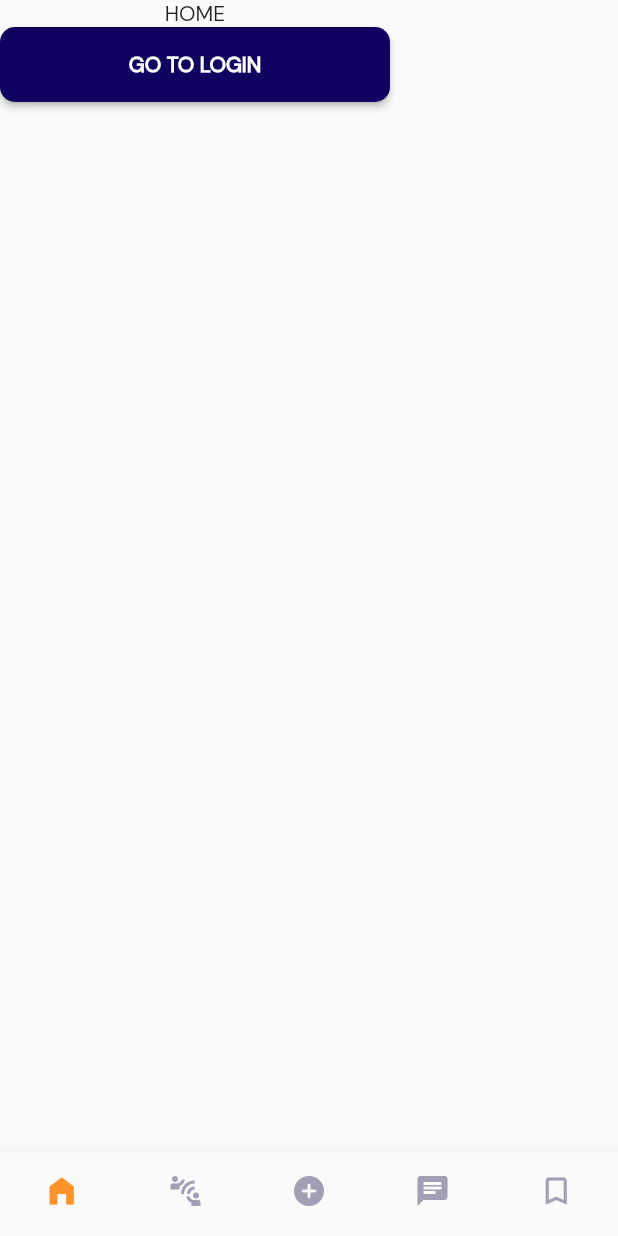
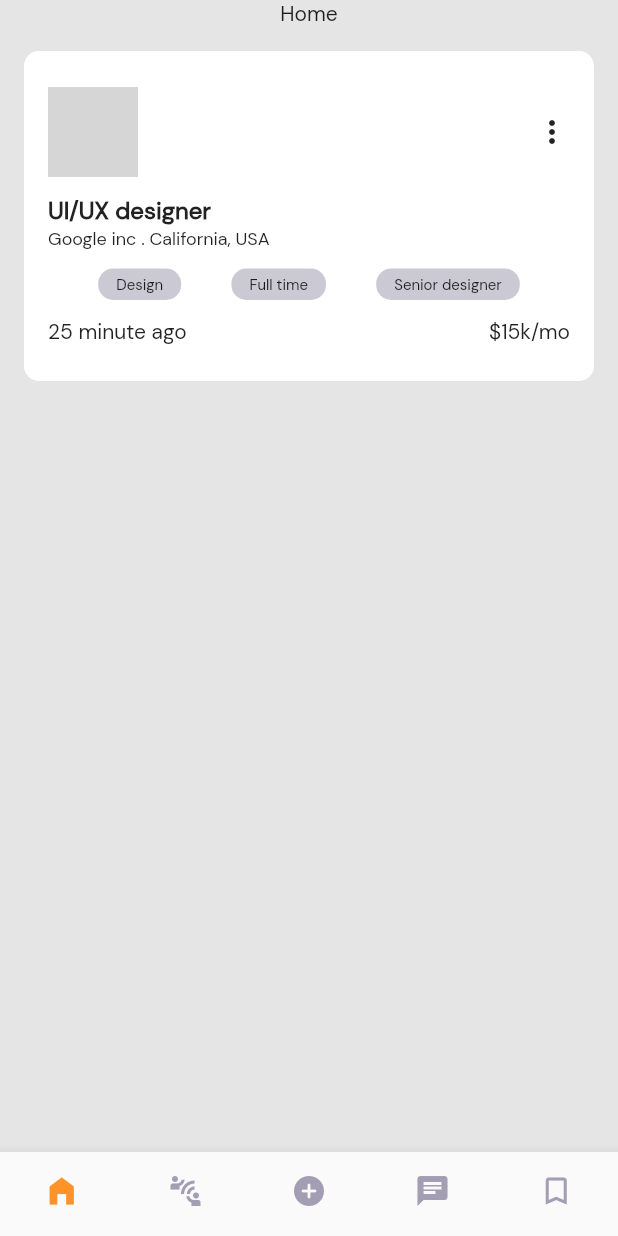
Before and after one commit to turbold10/Linkedin-clone, a Flutter app: the MainScreen screen opened by its route, on a phone screen of 412 x 824 dp. Run offline on Flutter 3.47's test engine with Material 2 defaults, Android fonts, the phone set to English and light mode, and no system bars; drawn by our look-alikes of cached_network_image; our stand-ins replace firebase_auth, firebase_core, get, shared_preferences; accounts and stored records are empty; network calls fail; grey boxes are pictures that could not be loaded.

Commit message:
added custom-job-card

```diff
--- a/lib/ui/custom_widgets/custom_avatar.dart
+++ b/lib/ui/custom_widgets/custom_avatar.dart
@@ -1,38 +1,32 @@
+import 'package:cached_network_image/cached_network_image.dart';
 import 'package:flutter/material.dart';
 
 class CustomAvatar extends StatelessWidget {
-  final double? size;
-  final Image? image;
-  final String? letter;
-  final IconData? icon;
-  final Color? background;
-  const CustomAvatar(
-      {Key? key,
-      this.size,
-      this.image,
-      this.letter,
-      this.icon,
-      this.background})
-      : super(key: key);
+  final String imageUrl;
+  final double radius;
+  const CustomAvatar({
+    Key? key,
+    required this.imageUrl,
+    required this.radius,
+  }) : super(key: key);
 
   @override
   Widget build(BuildContext context) {
-    return CircleAvatar(
-      backgroundColor: background,
-      child: SizedBox(
-        width: size,
-        height: size,
-        child: ClipOval(child: image),
+    return (Container(
+      width: radius * 2,
+      height: radius * 2,
+      decoration: BoxDecoration(
+        color: Colors.white,
+        borderRadius: BorderRadius.circular(radius),
       ),
-    );
-    // return Container(
-    //     width: size,
-    //     height: size,
-    //     alignment: Alignment.topLeft,
-    //     // color: background,
-
-    //     child: Circle(
-    //       decoration: BoxDecoration(shape: BoxShape.circle, color: background),
-    //     ));
+      child: ClipRRect(
+        borderRadius: BorderRadius.circular(radius),
+        child: CachedNetworkImage(
+          imageUrl: imageUrl,
+          placeholder: ((context, url) => const CircularProgressIndicator()),
+          fit: BoxFit.cover,
+        ),
+      ),
+    ));
   }
 }
--- a/lib/ui/custom_widgets/custom_bottom_sheet.dart
+++ b/lib/ui/custom_widgets/custom_bottom_sheet.dart
@@ -9,7 +9,7 @@ class CustomBottomSheet extends StatelessWidget {
   @override
   Widget build(BuildContext context) {
     return Container(
-        padding: EdgeInsets.all(30),
+        padding: const EdgeInsets.all(30),
         height: 310,
         child: Column(
           crossAxisAlignment: CrossAxisAlignment.stretch,
--- a/lib/ui/custom_widgets/custom_job_card.dart
+++ b/lib/ui/custom_widgets/custom_job_card.dart
@@ -1,18 +1,74 @@
 import 'package:flutter/material.dart';
 import 'package:linkedin/ui/custom_widgets/custom_avatar.dart';
+import 'package:linkedin/ui/custom_widgets/custom_text_card.dart';
+import 'package:linkedin/utils/constants/color_constants.dart';
+import 'package:linkedin/utils/constants/typography.dart';
 
 class CustomJobCard extends StatelessWidget {
-  const CustomJobCard({super.key});
+  final String imageUrl;
+  final double radius;
+  const CustomJobCard({
+    super.key,
+    required this.imageUrl,
+    required this.radius,
+  });
 
   @override
   Widget build(BuildContext context) {
     return Container(
-      width: 335,
-      color: Colors.amber,
-      child: CustomAvatar(
-        background: Colors.black,
-        size: 20,
-        image: Image.asset('./assets/images/gull.jpeg', fit: BoxFit.cover),
+      width: double.infinity,
+      margin: const EdgeInsets.all(16),
+      padding: const EdgeInsets.symmetric(vertical: 24, horizontal: 16),
+      decoration: BoxDecoration(
+        color: cardBackground,
+        borderRadius: BorderRadius.circular(10),
+      ),
+      child: Column(
+        crossAxisAlignment: CrossAxisAlignment.start,
+        children: [
+          Row(
+            mainAxisAlignment: MainAxisAlignment.spaceBetween,
+            children: [
+              CustomAvatar(
+                imageUrl: imageUrl,
+                radius: radius,
+              ),
+              const Icon(Icons.more_vert)
+            ],
+          ),
+          Container(
+            margin: const EdgeInsets.symmetric(vertical: 12),
+            child: Column(
+              crossAxisAlignment: CrossAxisAlignment.start,
+              children: const [
+                Text(
+                  'UI/UX designer',
+                  style: labelLarge,
+                ),
+                Text(
+                  'Google inc . California, USA',
+                  style: bodyMedium,
+                ),
+              ],
+            ),
+          ),
+          Row(
+            mainAxisAlignment: MainAxisAlignment.spaceEvenly,
+            children: const [
+              CustomTextCard(text: 'Design'),
+              CustomTextCard(text: 'Full time'),
+              CustomTextCard(text: 'Senior designer'),
+            ],
+          ),
+          const SizedBox(height: 12),
+          Row(
+            mainAxisAlignment: MainAxisAlignment.spaceBetween,
+            children: const [
+              Text('25 minute ago'),
+              Text('\$15k/mo'),
+            ],
+          )
+        ],
       ),
     );
   }
--- /dev/null
+++ b/lib/ui/custom_widgets/custom_text_card.dart
@@ -0,0 +1,24 @@
+import 'package:flutter/material.dart';
+import 'package:linkedin/utils/constants/color_constants.dart';
+import 'package:linkedin/utils/constants/typography.dart';
+
+class CustomTextCard extends StatelessWidget {
+  final String text;
+
+  const CustomTextCard({
+    super.key,
+    required this.text,
+  });
+
+  @override
+  Widget build(BuildContext context) {
+    return Container(
+      padding: const EdgeInsets.symmetric(horizontal: 12, vertical: 4),
+      decoration: BoxDecoration(
+        color: textCardBAckground,
+        borderRadius: BorderRadius.circular(10),
+      ),
+      child: Text(text, style: bodySmall),
+    );
+  }
+}
--- a/lib/ui/screens/auth/login_screen.dart
+++ b/lib/ui/screens/auth/login_screen.dart
@@ -1,8 +1,6 @@
 import 'package:flutter/material.dart';
 import 'package:get/get.dart';
 import 'package:firebase_auth/firebase_auth.dart';
-import 'package:linkedin/ui/custom_widgets/custom_avatar.dart';
-import 'package:linkedin/ui/custom_widgets/custom_job_card.dart';
 import 'package:linkedin/ui/screens/auth/verify_screen.dart';
 import 'package:linkedin/ui/custom_widgets/custom_button.dart';
 import 'package:linkedin/ui/custom_widgets/custom_input.dart';
@@ -52,8 +50,6 @@ class _LoginScreenState extends State<LoginScreen> {
                 textColor: buttonTextSecondary,
                 onPressed: _phoneAuth,
               ),
-              CustomJobCard()
-              // CustomAvatar(background: Colors.black, size: 50,),
             ],
           ),
         ),
--- a/lib/ui/screens/home/home_screen.dart
+++ b/lib/ui/screens/home/home_screen.dart
@@ -1,6 +1,7 @@
 import 'package:flutter/material.dart';
 import 'package:get/get.dart';
 import 'package:linkedin/ui/custom_widgets/custom_button.dart';
+import 'package:linkedin/ui/custom_widgets/custom_job_card.dart';
 import 'package:linkedin/ui/screens/auth/login_screen.dart';
 import 'package:linkedin/utils/constants/color_constants.dart';
 
@@ -15,19 +16,19 @@ class _HomeScreenState extends State<HomeScreen> {
   @override
   Widget build(BuildContext context) {
     return SafeArea(
-      child: (Scaffold(
-          body: Column(
-        children: [
-          const Text('HOME'),
-          CustomButton(
-              backgroundColor: buttonPrimary,
-              textColor: buttonTextPrimary,
-              onPressed: ((() {
-                Get.to(const LoginScreen());
-              })),
-              childText: 'go to login')
-        ],
-      ))),
-    );
+        child: (Scaffold(
+      body: Container(
+        color: Color(0xffE5E5E5),
+        child: Column(
+          children: const [
+            Text('Home'),
+            CustomJobCard(
+                imageUrl:
+                    'https://images.unsplash.com/photo-1664730302624-3cba2a181006?ixlib=rb-1.2.1&ixid=MnwxMjA3fDB8MHxlZGl0b3JpYWwtZmVlZHw3fHx8ZW58MHx8fHw%3D&auto=format&fit=crop&w=800&q=60',
+                radius: 30)
+          ],
+        ),
+      ),
+    )));
   }
 }
--- a/lib/utils/constants/color_constants.dart
+++ b/lib/utils/constants/color_constants.dart
@@ -9,6 +9,8 @@ const Color background = Color(0xffF5F5F5);
 const Color iconDefault = Color(0xffA49EB5);
 const Color addButton = Color(0xff0D0140);
 const Color primary = Color(0xff0D0140);
+const Color cardBackground = Color(0xffffffff);
+const Color textCardBAckground = Color(0xffCBC9D4);
 // const Color = Color(0xff);
 // const Color = Color(0xff);
 // const Color = Color(0xff);
--- a/lib/utils/routes.dart
+++ b/lib/utils/routes.dart
@@ -3,3 +3,4 @@ const String loginRoute = '/LoginScreen';
 const String verifyRoute = '/VerifyScreen';
 const String profileRoute = '/ProfileScreen';
 const String mainRoute = '/MainScreen';
+const String splashRoute = '/SplashScreen';
--- a/pubspec.yaml
+++ b/pubspec.yaml
@@ -17,6 +17,7 @@ dependencies:
   firebase_core: ^1.23.0
   cupertino_icons: ^1.0.2
   shared_preferences: ^2.0.15
+  cached_network_image: ^3.2.2
 
 dev_dependencies:
   flutter_test:
```
Also changed, not shown: lib/main.dart (+4 -5 lines), lib/ui/screens/auth/verify_screen.dart (+7 -4 lines), lib/ui/screens/splash/splash_screen.dart (added, +42 -0 lines), lib/utils/sp_manager.dart (deleted, +0 -21 lines), pubspec.lock, 2 other files.
